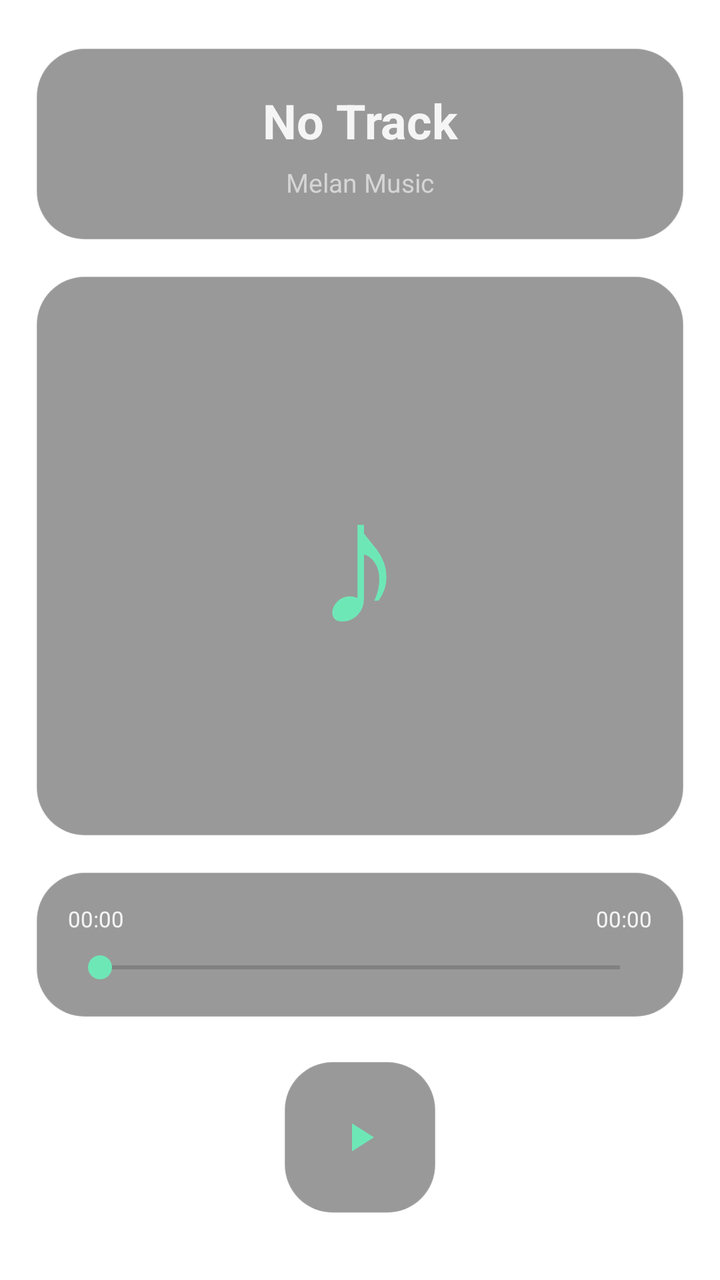
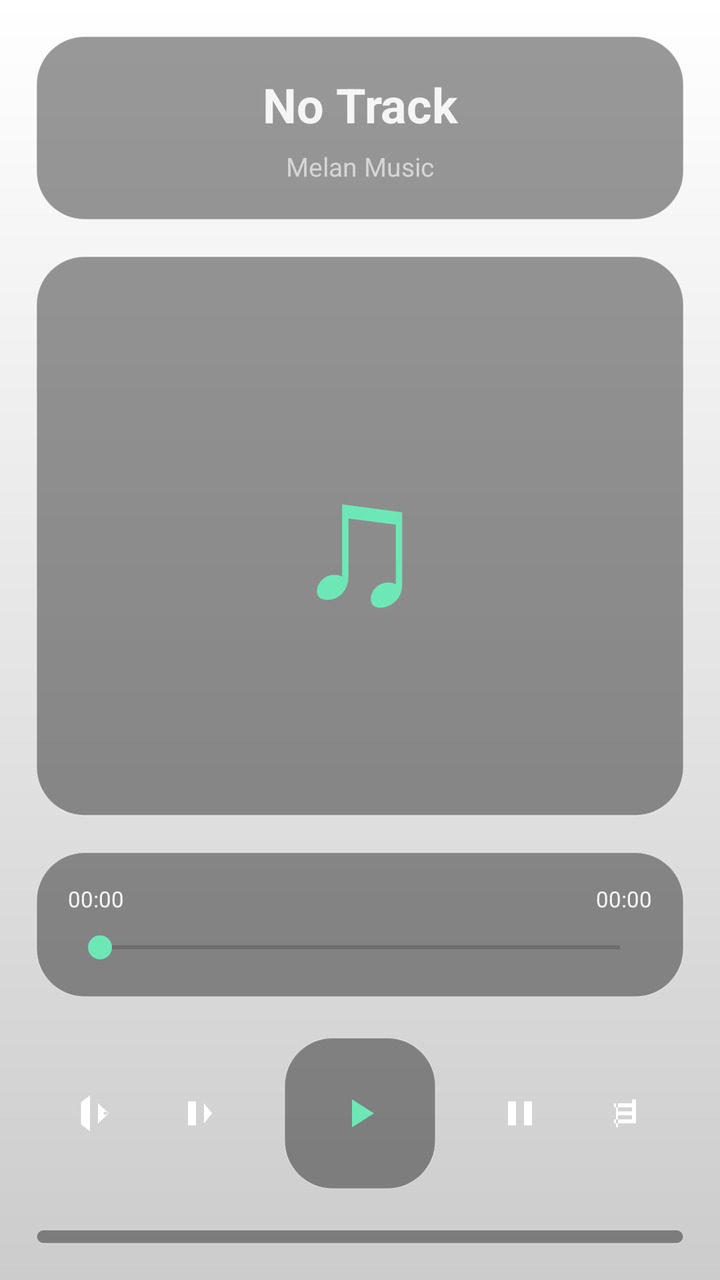

Two renders of the same Android screen: before a commit and after it. Below are the layout's source before the change and the commit's diff.
<!-- AndroidManifest.xml: application theme Theme.MelanMusicPlayer -->
<!-- res/layout/activity_main.xml -->
<?xml version="1.0" encoding="utf-8"?>
<LinearLayout xmlns:android="http://schemas.android.com/apk/res/android"
    android:layout_width="match_parent"
    android:layout_height="match_parent"
    android:background="@android:color/transparent"
    android:orientation="vertical"
    android:paddingStart="18dp"
    android:paddingTop="24dp"
    android:paddingEnd="18dp"
    android:paddingBottom="24dp">

    <LinearLayout
        android:layout_width="match_parent"
        android:layout_height="wrap_content"
        android:background="@drawable/bg_glass_panel"
        android:orientation="vertical"
        android:padding="20dp">

        <TextView
            android:id="@+id/currentSongText"
            android:layout_width="match_parent"
            android:layout_height="wrap_content"
            android:ellipsize="marquee"
            android:gravity="center"
            android:marqueeRepeatLimit="marquee_forever"
            android:singleLine="true"
            android:text="No Track"
            android:textColor="#F5F5F5"
            android:textSize="24sp"
            android:textStyle="bold" />

        <TextView
            android:id="@+id/artistText"
            android:layout_width="match_parent"
            android:layout_height="wrap_content"
            android:layout_marginTop="6dp"
            android:gravity="center"
            android:text="Melan Music"
            android:textColor="#D5D5D5"
            android:textSize="13sp" />
    </LinearLayout>

    <FrameLayout
        android:layout_width="match_parent"
        android:layout_height="280dp"
        android:layout_marginTop="18dp"
        android:background="@drawable/bg_glass_panel">

        <TextView
            android:layout_width="wrap_content"
            android:layout_height="wrap_content"
            android:layout_gravity="center"
            android:text="♪"
            android:textColor="#6EE7B7"
            android:textSize="88sp" />
    </FrameLayout>

    <LinearLayout
        android:layout_width="match_parent"
        android:layout_height="wrap_content"
        android:layout_marginTop="18dp"
        android:background="@drawable/bg_glass_panel"
        android:orientation="vertical"
        android:padding="16dp">

        <LinearLayout
            android:layout_width="match_parent"
            android:layout_height="wrap_content"
            android:orientation="horizontal">

            <TextView
                android:id="@+id/currentTimeText"
                android:layout_width="0dp"
                android:layout_height="wrap_content"
                android:layout_weight="1"
                android:text="00:00"
                android:textColor="#F5F5F5"
                android:textSize="11sp" />

            <TextView
                android:id="@+id/totalTimeText"
                android:layout_width="wrap_content"
                android:layout_height="wrap_content"
                android:text="00:00"
                android:textColor="#F5F5F5"
                android:textSize="11sp" />
        </LinearLayout>

        <SeekBar
            android:id="@+id/seekBar"
            android:layout_width="match_parent"
            android:layout_height="wrap_content"
            android:layout_marginTop="8dp"
            android:maxHeight="2dp"
            android:minHeight="2dp"
            android:progressTint="#6EE7B7"
            android:thumbTint="#6EE7B7" />
    </LinearLayout>

    <LinearLayout
        android:layout_width="match_parent"
        android:layout_height="wrap_content"
        android:layout_marginTop="22dp"
        android:gravity="center"
        android:orientation="horizontal">

        <ImageButton
            android:id="@+id/shuffleButton"
            style="@style/PlayerIconButton"
            android:src="@drawable/ic_shuffle" />

        <ImageButton
            android:id="@+id/prevButton"
            style="@style/PlayerIconButton"
            android:src="@drawable/ic_prev" />

        <ImageButton
            android:id="@+id/playPauseButton"
            android:layout_width="76dp"
            android:layout_height="76dp"
            android:layout_marginHorizontal="16dp"
            android:background="@drawable/bg_glass_panel"
            android:src="@drawable/ic_play"
            android:tint="#6EE7B7" />

        <ImageButton
            android:id="@+id/nextButton"
            style="@style/PlayerIconButton"
            android:src="@drawable/ic_next" />

        <ImageButton
            android:id="@+id/repeatButton"
            style="@style/PlayerIconButton"
            android:src="@drawable/ic_repeat" />
    </LinearLayout>

    <ListView
        android:id="@+id/playlistView"
        android:layout_width="match_parent"
        android:layout_height="0dp"
        android:layout_marginTop="20dp"
        android:layout_weight="1"
        android:background="@drawable/bg_glass_panel"
        android:divider="#33FFFFFF"
        android:dividerHeight="1dp"
        android:padding="10dp" />

</LinearLayout>
<!-- resources referenced by this layout -->
<resources>
  <!-- drawable bg_glass_panel (drawable) -->
  <?xml version="1.0" encoding="utf-8"?>
  <shape xmlns:android="http://schemas.android.com/apk/res/android">
      <corners android:radius="24dp" />
      <solid android:color="#66000000" />
      <stroke android:width="0.5dp" android:color="#44FFFFFF" />
  </shape>
  <!-- drawable ic_next (drawable) -->
  <vector xmlns:android="http://schemas.android.com/apk/res/android"
      android:width="24dp"
      android:height="24dp"
      android:viewportWidth="24"
      android:viewportHeight="24">
      <path
          android:fillColor="#FFFFFF"
          android:pathData="M6,6h4v12H6zM14,6h4v12h-4z"/>
  </vector>
  <!-- drawable ic_play (drawable) -->
  <vector xmlns:android="http://schemas.android.com/apk/res/android"
      android:width="24dp"
      android:height="24dp"
      android:viewportWidth="24"
      android:viewportHeight="24">
      <path
          android:fillColor="#FFFFFF"
          android:pathData="M8,5v14l11,-7z"/>
  </vector>
  <!-- drawable ic_prev (drawable) -->
  <vector xmlns:android="http://schemas.android.com/apk/res/android"
      android:width="24dp"
      android:height="24dp"
      android:viewportWidth="24"
      android:viewportHeight="24">
      <path
          android:fillColor="#FFFFFF"
          android:pathData="M6,6h4v12H6zM14,7l4,5 -4,5z"/>
  </vector>
  <!-- drawable ic_repeat (drawable) -->
  <vector xmlns:android="http://schemas.android.com/apk/res/android"
      android:width="24dp"
      android:height="24dp"
      android:viewportWidth="24"
      android:viewportHeight="24">
      <path
          android:fillColor="#FFFFFF"
          android:pathData="M7,7h10v2H7V7zm0,8h10v2H7v-2zm2,-4h8v2H9v-2zm7,-6h2v12h-2V5zm-10,2h2v12H9V7z"/>
  </vector>
  <!-- drawable ic_shuffle (drawable) -->
  <vector xmlns:android="http://schemas.android.com/apk/res/android"
      android:width="24dp"
      android:height="24dp"
      android:viewportWidth="24"
      android:viewportHeight="24">
      <path
          android:fillColor="#FFFFFF"
          android:pathData="M9,3L4.5,6.5V17.5L9,21V3ZM13,7L18.5,12L13,17V7ZM15.5,12L16.5,12.8L18.5,12L16.5,11.2L15.5,12Z"/>
  </vector>
  <style name="PlayerIconButton">
          <item name="android:layout_width">52dp</item>
          <item name="android:layout_height">52dp</item>
          <item name="android:background">@android:color/transparent</item>
          <item name="android:scaleType">centerInside</item>
          <item name="android:tint">#FFFFFF</item>
      </style>
  <style name="Theme.MelanMusicPlayer" parent="Theme.MaterialComponents.DayNight.NoActionBar">
          <item name="android:windowBackground">@android:color/transparent</item>
          <item name="android:windowIsTranslucent">true</item>
          <item name="android:statusBarColor">@android:color/transparent</item>
          <item name="android:navigationBarColor">@android:color/transparent</item>
      </style>
</resources>

<!-- the commit's change to res/layout/activity_main.xml (unified diff, before → after) -->
@@ -2,19 +2,16 @@
 <LinearLayout xmlns:android="http://schemas.android.com/apk/res/android"
     android:layout_width="match_parent"
     android:layout_height="match_parent"
-    android:background="@android:color/transparent"
+    android:background="@drawable/bg_wallpaper_overlay"
     android:orientation="vertical"
-    android:paddingStart="18dp"
-    android:paddingTop="24dp"
-    android:paddingEnd="18dp"
-    android:paddingBottom="24dp">
+    android:padding="18dp">
 
     <LinearLayout
         android:layout_width="match_parent"
         android:layout_height="wrap_content"
         android:background="@drawable/bg_glass_panel"
         android:orientation="vertical"
-        android:padding="20dp">
+        android:padding="18dp">
 
         <TextView
             android:id="@+id/currentSongText"
@@ -50,7 +47,7 @@
             android:layout_width="wrap_content"
             android:layout_height="wrap_content"
             android:layout_gravity="center"
-            android:text="♪"
+            android:text="♫"
             android:textColor="#6EE7B7"
             android:textSize="88sp" />
     </FrameLayout>
@@ -100,7 +97,7 @@
     <LinearLayout
         android:layout_width="match_parent"
         android:layout_height="wrap_content"
-        android:layout_marginTop="22dp"
+        android:layout_marginTop="20dp"
         android:gravity="center"
         android:orientation="horizontal">
 
@@ -143,6 +140,6 @@
         android:background="@drawable/bg_glass_panel"
         android:divider="#33FFFFFF"
         android:dividerHeight="1dp"
-        android:padding="10dp" />
+        android:padding="8dp" />
 
 </LinearLayout>
<!-- resource entries referenced after the edit -->
@@ -6,6 +6,14 @@
       <corners android:radius="24dp" />
       <solid android:color="#66000000" />
       <stroke android:width="0.5dp" android:color="#44FFFFFF" />
+  </shape>
+  <!-- drawable bg_wallpaper_overlay (drawable) -->
+  <?xml version="1.0" encoding="utf-8"?>
+  <shape xmlns:android="http://schemas.android.com/apk/res/android">
+      <gradient
+          android:angle="90"
+          android:endColor="#00000000"
+          android:startColor="#33000000" />
   </shape>
   <!-- drawable ic_next (drawable) -->
   <vector xmlns:android="http://schemas.android.com/apk/res/android"
